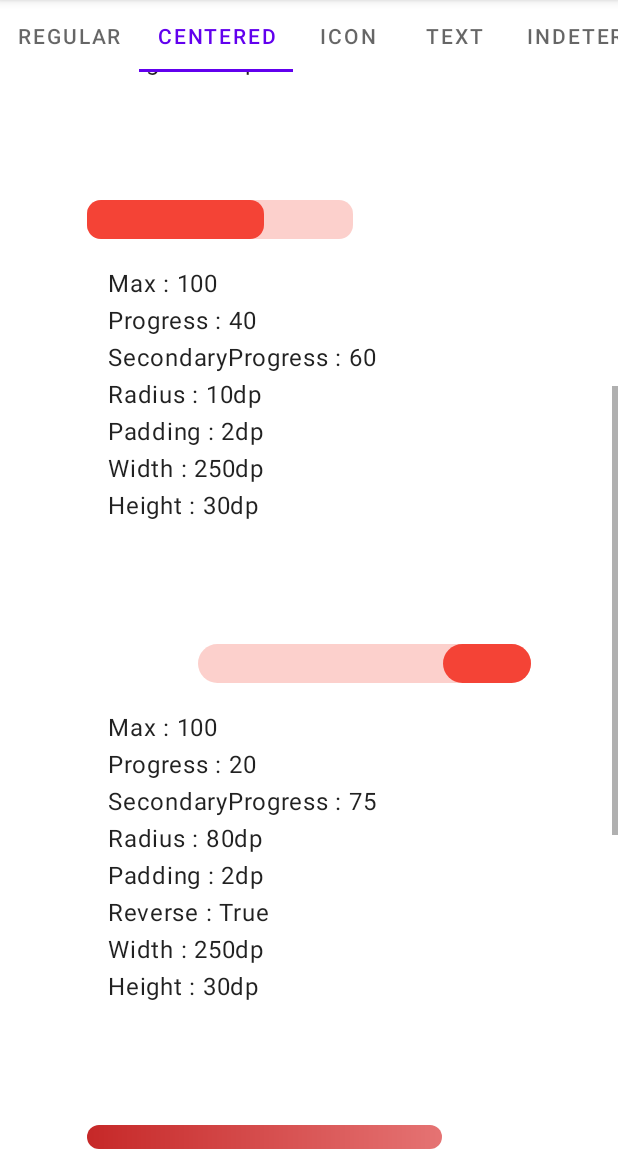
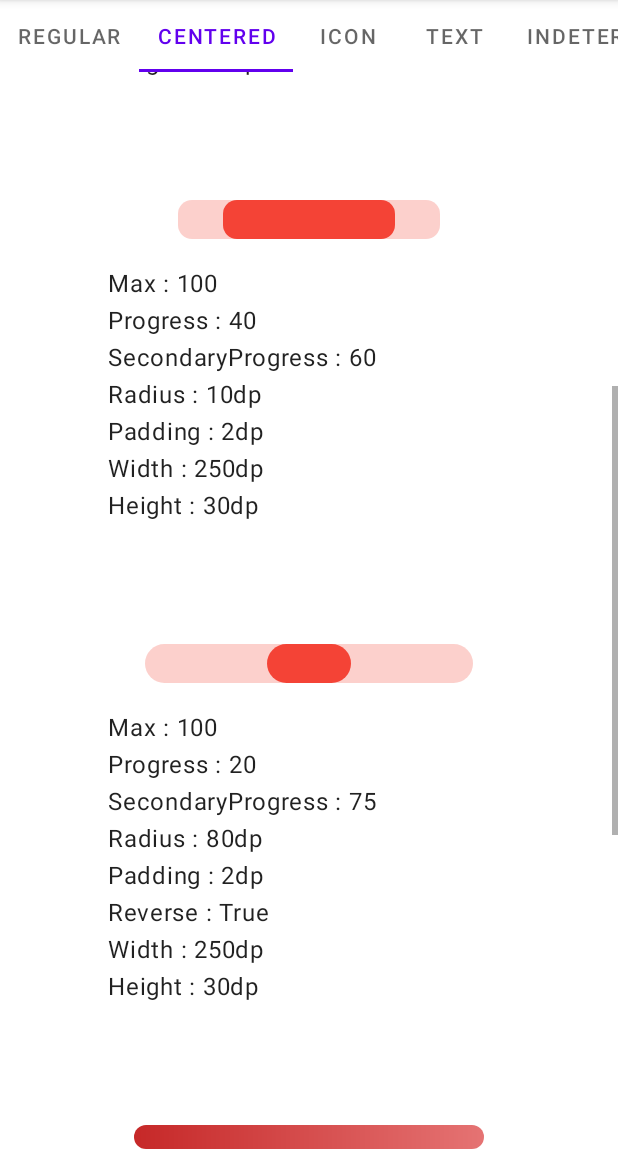
Before and after one commit to Letstrick289/Kotlin-RProcessBar, an Android app: the screen it shows after launch (Main2Activity), tab 2 chosen, scrolled down 504 dp, on a phone screen of 412 x 824 dp, the part 84-1236 px from its top. Run offline under Robolectric (Android 15) with nearby library versions, the phone set to English and light mode, and no system bars.

Commit message:
Add new demo for centered round corner progress bar

```diff
--- a/app/src/main/java/com/akexorcist/roundcornerprogressbar/example/ViewPagerAdapter.kt
+++ b/app/src/main/java/com/akexorcist/roundcornerprogressbar/example/ViewPagerAdapter.kt
@@ -3,12 +3,15 @@ package com.akexorcist.roundcornerprogressbar.example
 import androidx.fragment.app.Fragment
 import androidx.fragment.app.FragmentActivity
 import androidx.viewpager2.adapter.FragmentStateAdapter
+import com.akexorcist.roundcornerprogressbar.example.fragment.CenteredFragment
 import com.akexorcist.roundcornerprogressbar.example.fragment.SimpleFragment
 
 class ViewPagerAdapter(activity: FragmentActivity) : FragmentStateAdapter(activity) {
     override fun getItemCount(): Int = 5
 
-    override fun createFragment(position: Int): Fragment {
-        return SimpleFragment.newInstance()
+    override fun createFragment(position: Int): Fragment = when (position) {
+        0 -> SimpleFragment.newInstance()
+        1 -> CenteredFragment.newInstance()
+        else -> SimpleFragment.newInstance()
     }
 }
--- /dev/null
+++ b/app/src/main/java/com/akexorcist/roundcornerprogressbar/example/fragment/CenteredFragment.kt
@@ -0,0 +1,122 @@
+package com.akexorcist.roundcornerprogressbar.example.fragment
+
+import android.os.Bundle
+import android.view.LayoutInflater
+import android.view.View
+import android.view.ViewGroup
+import androidx.fragment.app.Fragment
+import com.akexorcist.roundcornerprogressbar.example.R
+import kotlinx.android.synthetic.main.fragment_centered.*
+
+class CenteredFragment : Fragment() {
+    companion object {
+        fun newInstance(): Fragment = CenteredFragment()
+    }
+
+    override fun onCreateView(inflater: LayoutInflater, container: ViewGroup?, savedInstanceState: Bundle?): View =
+        inflater.inflate(R.layout.fragment_centered, container, false)
+
+    override fun onViewCreated(view: View, savedInstanceState: Bundle?) {
+        super.onViewCreated(view, savedInstanceState)
+        textViewCentered1.text = getSimple1Description()
+        textViewCentered2.text = getSimple2Description()
+        textViewCentered3.text = getSimple3Description()
+        textViewCentered4.text = getSimple4Description()
+        textViewCentered5.text = getSimple5Description()
+        buttonSimpleCustomIncrease.setOnClickListener { increaseCustomProgress() }
+        buttonSimpleCustomExtraIncrease.setOnClickListener { extraIncreaseCustomProgress() }
+        buttonSimpleCustomDecrease.setOnClickListener { decreaseCustomProgress() }
+        buttonSimpleCustomExtraDecrease.setOnClickListener { extraDecreaseCustomProgress() }
+        checkBoxAnimationEnable.setOnCheckedChangeListener { _, isChecked -> onAnimationEnableCheckdChange(isChecked) }
+        progressBarCenteredCustom.setOnProgressChangedListener { _, _, isPrimaryProgress, _ ->
+            if (isPrimaryProgress) {
+                updateCustomProgressText()
+            }
+        }
+        updateCustomProgressText()
+    }
+
+    private fun onAnimationEnableCheckdChange(isChecked: Boolean) {
+        if (isChecked) {
+            progressBarCenteredCustom.enableAnimation()
+        } else {
+            progressBarCenteredCustom.disableAnimation()
+        }
+    }
+
+    private fun increaseCustomProgress() {
+        progressBarCenteredCustom.progress = progressBarCenteredCustom.progress + 2
+        updateCustomSecondaryProgress()
+    }
+
+    private fun extraIncreaseCustomProgress() {
+        progressBarCenteredCustom.progress = progressBarCenteredCustom.progress + 20
+        updateCustomSecondaryProgress()
+    }
+
+    private fun decreaseCustomProgress() {
+        progressBarCenteredCustom.progress = progressBarCenteredCustom.progress - 2
+        updateCustomSecondaryProgress()
+    }
+
+    private fun extraDecreaseCustomProgress() {
+        progressBarCenteredCustom.progress = progressBarCenteredCustom.progress - 20
+        updateCustomSecondaryProgress()
+    }
+
+    private fun updateCustomSecondaryProgress() {
+        progressBarCenteredCustom.secondaryProgress = progressBarCenteredCustom.progress + 10
+    }
+
+    private fun updateCustomProgressText() {
+        textViewSimpleCustom.text = String.format("%.0f", progressBarCenteredCustom.progress)
+    }
+
+    private fun getSimple1Description() = """
+    |Max : 100
+    |Progress : 50
+    |Radius : 0dp
+    |Padding : 4dp
+    |Width : 250dp
+    |Height : 30dp
+    """.trimMargin()
+
+    private fun getSimple2Description() = """
+    |Max : 100
+    |Progress : 40
+    |SecondaryProgress : 60
+    |Radius : 10dp
+    |Padding : 2dp
+    |Width : 250dp
+    |Height : 30dp
+    """.trimMargin()
+
+    private fun getSimple3Description() = """
+    |Max : 100
+    |Progress : 20
+    |SecondaryProgress : 75
+    |Radius : 80dp
+    |Padding : 2dp
+    |Reverse : True
+    |Width : 250dp
+    |Height : 30dp
+    """.trimMargin()
+
+    private fun getSimple4Description() = """
+    |Max : 100
+    |Progress : 80
+    |Radius : 20dp
+    |Padding : 2dp
+    |Width : 250dp
+    |Height : 20dp
+    """.trimMargin()
+
+    private fun getSimple5Description() = """
+    |Max : 200
+    |Progress : 20
+    |Radius : 20dp
+    |Padding : 10dp
+    |Width : 250dp
+    |Height : 50dp
+    """.trimMargin()
+}
--- /dev/null
+++ b/app/src/main/res/layout/fragment_centered.xml
@@ -0,0 +1,240 @@
+<?xml version="1.0" encoding="utf-8"?>
+<ScrollView xmlns:android="http://schemas.android.com/apk/res/android"
+    xmlns:app="http://schemas.android.com/apk/res-auto"
+    xmlns:tools="http://schemas.android.com/tools"
+    android:layout_width="match_parent"
+    android:layout_height="wrap_content"
+    tools:ignore="UselessParent">
+
+    <LinearLayout
+        android:layout_width="match_parent"
+        android:layout_height="wrap_content"
+        android:gravity="center_horizontal"
+        android:orientation="vertical"
+        android:padding="@dimen/padding">
+
+        <TextView
+            style="@style/Text.Title"
+            android:layout_width="match_parent"
+            android:layout_height="wrap_content"
+            android:layout_marginStart="@dimen/margin"
+            android:layout_marginTop="@dimen/margin"
+            android:layout_marginEnd="@dimen/margin"
+            android:text="@string/title_centered_round_corner_progress_bar" />
+
+        <LinearLayout
+            style="@style/SampleCard"
+            android:layout_width="wrap_content"
+            android:layout_height="wrap_content"
+            android:orientation="vertical">
+
+            <com.akexorcist.roundcornerprogressbar.CenteredRoundCornerProgressBar
+                android:id="@+id/progressBarCenteredCustom"
+                style="@style/SampleProgress"
+                app:rcAnimationEnable="false"
+                app:rcBackgroundColor="@color/sample_progress_background"
+                app:rcBackgroundPadding="4dp"
+                app:rcMax="100"
+                app:rcProgress="50"
+                app:rcProgressColor="@color/sample_progress_primary"
+                app:rcRadius="10dp"
+                app:rcSecondaryProgress="60"
+                app:rcSecondaryProgressColor="@color/sample_progress_secondary" />
+
+            <LinearLayout
+                android:layout_width="match_parent"
+                android:layout_height="wrap_content"
+                android:layout_marginStart="@dimen/margin_small"
+                android:layout_marginTop="@dimen/margin"
+                android:layout_marginEnd="@dimen/margin_small"
+                android:gravity="center_vertical"
+                android:orientation="horizontal">
+
+                <Button
+                    android:id="@+id/buttonSimpleCustomExtraDecrease"
+                    style="@style/SampleButton"
+                    android:layout_marginEnd="@dimen/margin_small"
+                    android:text="@string/decrease_20" />
+
+                <Button
+                    android:id="@+id/buttonSimpleCustomDecrease"
+                    style="@style/SampleButton"
+                    android:text="@string/decrease_2" />
+
+                <TextView
+                    android:id="@+id/textViewSimpleCustom"
+                    style="@style/Text.Description"
+                    android:layout_width="0dp"
+                    android:layout_height="wrap_content"
+                    android:layout_weight="1"
+                    android:freezesText="true"
+                    android:gravity="center"
+                    tools:text="1" />
+
+                <Button
+                    android:id="@+id/buttonSimpleCustomIncrease"
+                    style="@style/SampleButton"
+                    android:layout_marginEnd="@dimen/margin_small"
+                    android:text="@string/increase_2" />
+
+                <Button
+                    android:id="@+id/buttonSimpleCustomExtraIncrease"
+                    style="@style/SampleButton"
+                    android:text="@string/increase_20" />
+            </LinearLayout>
+
+            <CheckBox
+                android:id="@+id/checkBoxAnimationEnable"
+                android:layout_width="wrap_content"
+                android:layout_height="wrap_content"
+                android:text="@string/enable_animation" />
+
+        </LinearLayout>
+
+        <LinearLayout
+            style="@style/SampleCard"
+            android:layout_width="wrap_content"
+            android:layout_height="wrap_content"
+            android:orientation="vertical">
+
+            <com.akexorcist.roundcornerprogressbar.CenteredRoundCornerProgressBar
+                android:id="@+id/progressBarCentered1"
+                style="@style/SampleProgress"
+                app:rcBackgroundColor="@color/sample_progress_background"
+                app:rcBackgroundPadding="4dp"
+                app:rcMax="100"
+                app:rcProgress="50"
+                app:rcProgressColor="@color/sample_progress_primary"
+                app:rcRadius="0dp" />
+
+            <TextView
+                android:id="@+id/textViewCentered1"
+                style="@style/Text.Description"
+                android:layout_width="match_parent"
+                android:layout_height="wrap_content"
+                android:layout_marginStart="@dimen/margin"
+                android:layout_marginTop="@dimen/margin"
+                android:layout_marginEnd="@dimen/margin"
+                tools:text="@tools:sample/lorem" />
+
+        </LinearLayout>
+
+        <LinearLayout
+            style="@style/SampleCard"
+            android:layout_width="wrap_content"
+            android:layout_height="wrap_content"
+            android:orientation="vertical">
+
+            <com.akexorcist.roundcornerprogressbar.CenteredRoundCornerProgressBar
+                android:id="@+id/progressBarCentered2"
+                style="@style/SampleProgress"
+                app:rcBackgroundColor="@color/sample_progress_background"
+                app:rcBackgroundPadding="2dp"
+                app:rcMax="100"
+                app:rcProgress="40"
+                app:rcProgressColor="@color/sample_progress_primary"
+                app:rcRadius="10dp"
+                app:rcSecondaryProgress="60"
+                app:rcSecondaryProgressColor="@color/sample_progress_secondary" />
+
+            <TextView
+                android:id="@+id/textViewCentered2"
+                style="@style/Text.Description"
+                android:layout_width="match_parent"
+                android:layout_height="wrap_content"
+                android:layout_marginStart="@dimen/margin"
+                android:layout_marginTop="@dimen/margin"
+                android:layout_marginEnd="@dimen/margin"
+                tools:text="@tools:sample/lorem" />
+
+        </LinearLayout>
+
+        <LinearLayout
+            style="@style/SampleCard"
+            android:layout_width="wrap_content"
+            android:layout_height="wrap_content"
+            android:orientation="vertical">
+
+            <com.akexorcist.roundcornerprogressbar.CenteredRoundCornerProgressBar
+                android:id="@+id/progressBarCentered3"
+                style="@style/SampleProgress"
+                app:rcBackgroundColor="@color/sample_progress_background"
+                app:rcBackgroundPadding="2dp"
+                app:rcMax="100"
+                app:rcProgress="20"
+                app:rcProgressColor="@color/sample_progress_primary"
+                app:rcRadius="80dp"
+                app:rcReverse="true"
+                app:rcSecondaryProgress="75"
+                app:rcSecondaryProgressColor="@color/sample_progress_secondary" />
+
+            <TextView
+                android:id="@+id/textViewCentered3"
+                style="@style/Text.Description"
+                android:layout_width="match_parent"
+                android:layout_height="wrap_content"
+                android:layout_marginStart="@dimen/margin"
+                android:layout_marginTop="@dimen/margin"
+                android:layout_marginEnd="@dimen/margin"
+                tools:text="@tools:sample/lorem" />
+
+        </LinearLayout>
+
+        <LinearLayout
+            style="@style/SampleCard"
+            android:layout_width="wrap_content"
+            android:layout_height="wrap_content"
+            android:orientation="vertical">
+
+            <com.akexorcist.roundcornerprogressbar.CenteredRoundCornerProgressBar
+                android:id="@+id/progressBarCentered4"
+                style="@style/SampleProgress.Thin"
+                app:rcBackgroundColor="@color/sample_progress_background"
+                app:rcBackgroundPadding="2dp"
+                app:rcMax="100"
+                app:rcProgress="80"
+                app:rcProgressColors="@array/sample_progress_gradient"
+                app:rcRadius="20dp" />
+
+            <TextView
+                android:id="@+id/textViewCentered4"
+                style="@style/Text.Description"
+                android:layout_width="match_parent"
+                android:layout_height="wrap_content"
+                android:layout_marginStart="@dimen/margin"
+                android:layout_marginTop="@dimen/margin"
+                android:layout_marginEnd="@dimen/margin"
+                tools:text="@tools:sample/lorem" />
+
+        </LinearLayout>
+
+        <LinearLayout
+            style="@style/SampleCard"
+            android:layout_width="wrap_content"
+            android:layout_height="wrap_content"
+            android:orientation="vertical">
+
+            <com.akexorcist.roundcornerprogressbar.CenteredRoundCornerProgressBar
+                android:id="@+id/progressBarCentered5"
+                style="@style/SampleProgress.Fat"
+                app:rcBackgroundColor="@color/sample_progress_background"
+                app:rcBackgroundPadding="10dp"
+                app:rcMax="200"
+                app:rcProgress="20"
+                app:rcProgressColor="@color/sample_progress_primary"
+                app:rcRadius="20dp" />
+
+            <TextView
+                android:id="@+id/textViewCentered5"
+                style="@style/Text.Description"
+                android:layout_width="match_parent"
+                android:layout_height="wrap_content"
+                android:layout_marginStart="@dimen/margin"
+                android:layout_marginTop="@dimen/margin"
+                android:layout_marginEnd="@dimen/margin"
+                tools:text="@tools:sample/lorem" />
+
+        </LinearLayout>
+    </LinearLayout>
+
+</ScrollView>
```
